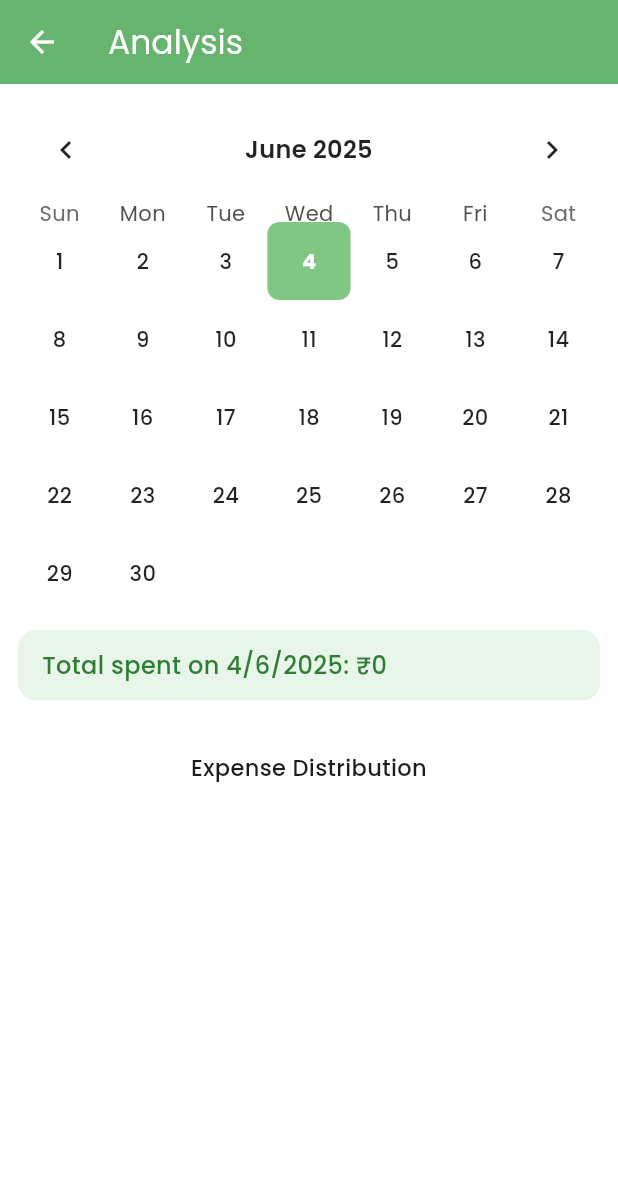
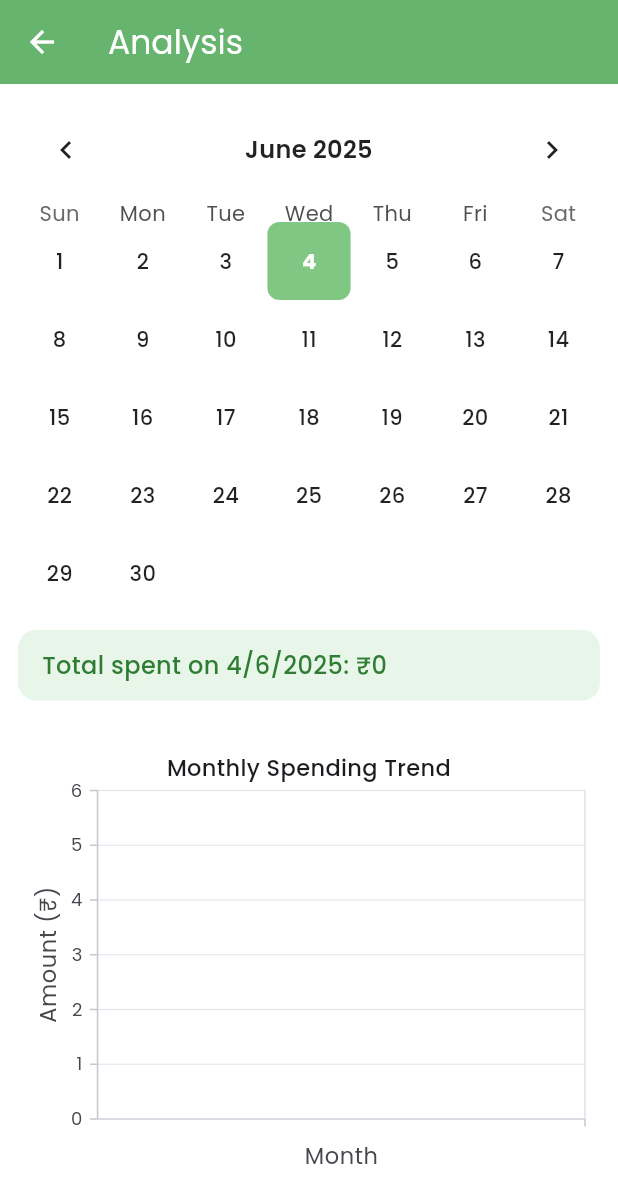
Before and after one commit to 1708yash/expensetracker, a Flutter app: the AnalysisScreen screen opened by its route, on a phone screen of 412 x 824 dp. Shown: the top 1203 px of the screen. Run offline on Flutter 3.47's test engine with Material 3 defaults, Android fonts, the phone set to English and light mode, and no system bars; drawn by our look-alikes of table_calendar; our stand-ins replace flutter_animate, google_fonts, shared_preferences, syncfusion_flutter_charts; accounts and stored records are empty.

Commit message:
last updates

```diff
--- a/lib/analysis_screen.dart
+++ b/lib/analysis_screen.dart
@@ -3,13 +3,11 @@ import 'package:provider/provider.dart';
 import 'package:syncfusion_flutter_charts/charts.dart';
 import 'package:table_calendar/table_calendar.dart';
 import 'package:google_fonts/google_fonts.dart';
-
-import 'expense.dart';
+import 'package:intl/intl.dart';
 import 'expense_provider.dart';
 
 class AnalysisScreen extends StatefulWidget {
   const AnalysisScreen({super.key});
-
   @override
   State<AnalysisScreen> createState() => _AnalysisScreenState();
 }
@@ -38,6 +36,19 @@ class _AnalysisScreenState extends State<AnalysisScreen> {
 
     final selectedDate = _selectedDay ?? _focusedDay;
     final selectedDayTotal = dailyTotals[DateTime(selectedDate.year, selectedDate.month, selectedDate.day)] ?? 0;
+
+    // Group expenses by month
+    final Map<DateTime, double> monthlyTotals = {};
+    for (var expense in expenses) {
+      final monthKey = DateTime(expense.date.year, expense.date.month);
+      monthlyTotals[monthKey] = (monthlyTotals[monthKey] ?? 0) + expense.amount;
+    }
+
+    // Convert monthlyTotals to a list of data points
+    final List<_MonthlyExpense> chartData = monthlyTotals.entries.map(
+          (e) => _MonthlyExpense(e.key, e.value),
+    ).toList()
+      ..sort((a, b) => a.date.compareTo(b.date));
 
     return Scaffold(
       appBar: AppBar(
@@ -85,9 +96,7 @@ class _AnalysisScreenState extends State<AnalysisScreen> {
                     padding: const EdgeInsets.all(4),
                     decoration: BoxDecoration(
                       borderRadius: BorderRadius.circular(8),
-                      color: isSameDay(day, _selectedDay)
-                          ? Colors.green[600]
-                          : Colors.transparent,
+                      color: isSameDay(day, _selectedDay) ? Colors.green[600] : Colors.transparent,
                     ),
                     child: Column(
                       mainAxisAlignment: MainAxisAlignment.center,
@@ -158,41 +167,29 @@ class _AnalysisScreenState extends State<AnalysisScreen> {
               ),
             ),
 
-            SfCircularChart(
+            // Monthly Expenses Line Chart
+            SfCartesianChart(
               title: ChartTitle(
-                text: 'Expense Distribution',
+                text: 'Monthly Spending Trend',
                 textStyle: GoogleFonts.poppins(fontWeight: FontWeight.w500),
               ),
-              legend: Legend(isVisible: true),
-              series: <CircularSeries<Expense, String>>[
-                PieSeries<Expense, String>(
-                  dataSource: expenses,
-                  xValueMapper: (Expense exp, _) => exp.type,
-                  yValueMapper: (Expense exp, _) => exp.amount,
-                  dataLabelSettings: const DataLabelSettings(isVisible: true),
-                ),
-              ],
-            ),
-
-            const SizedBox(height: 20),
-            SfCartesianChart(
-              title: ChartTitle(
-                text: 'Expenses Over Time',
-                textStyle: GoogleFonts.poppins(fontWeight: FontWeight.w500),
+              primaryXAxis: CategoryAxis(
+                title: AxisTitle(text: 'Month', textStyle: GoogleFonts.poppins()),
+                labelStyle: GoogleFonts.poppins(),
               ),
-              primaryXAxis: DateTimeAxis(),
               primaryYAxis: NumericAxis(
-                title: AxisTitle(
-                    text: 'Amount (₹)', textStyle: GoogleFonts.poppins()),
+                title: AxisTitle(text: 'Amount (₹)', textStyle: GoogleFonts.poppins()),
               ),
-              series: <CartesianSeries<Expense, DateTime>>[
-                LineSeries<Expense, DateTime>(
-                  dataSource: expenses,
-                  xValueMapper: (Expense exp, _) => exp.date,
-                  yValueMapper: (Expense exp, _) => exp.amount,
+              series: <CartesianSeries<dynamic, dynamic>>[
+                LineSeries<_MonthlyExpense, String>(
+                  dataSource: chartData,
+                  xValueMapper: (_MonthlyExpense data, _) =>
+                      DateFormat('MMM yyyy').format(data.date),
+                  yValueMapper: (_MonthlyExpense data, _) => data.amount,
                   color: Colors.green,
                   markerSettings: const MarkerSettings(isVisible: true),
-                ),
+                  dataLabelSettings: const DataLabelSettings(isVisible: true),
+                )
               ],
             ),
           ],
@@ -201,3 +198,10 @@ class _AnalysisScreenState extends State<AnalysisScreen> {
     );
   }
 }
+
+class _MonthlyExpense {
+  final DateTime date;
+  final double amount;
+
+  _MonthlyExpense(this.date, this.amount);
+}
```
